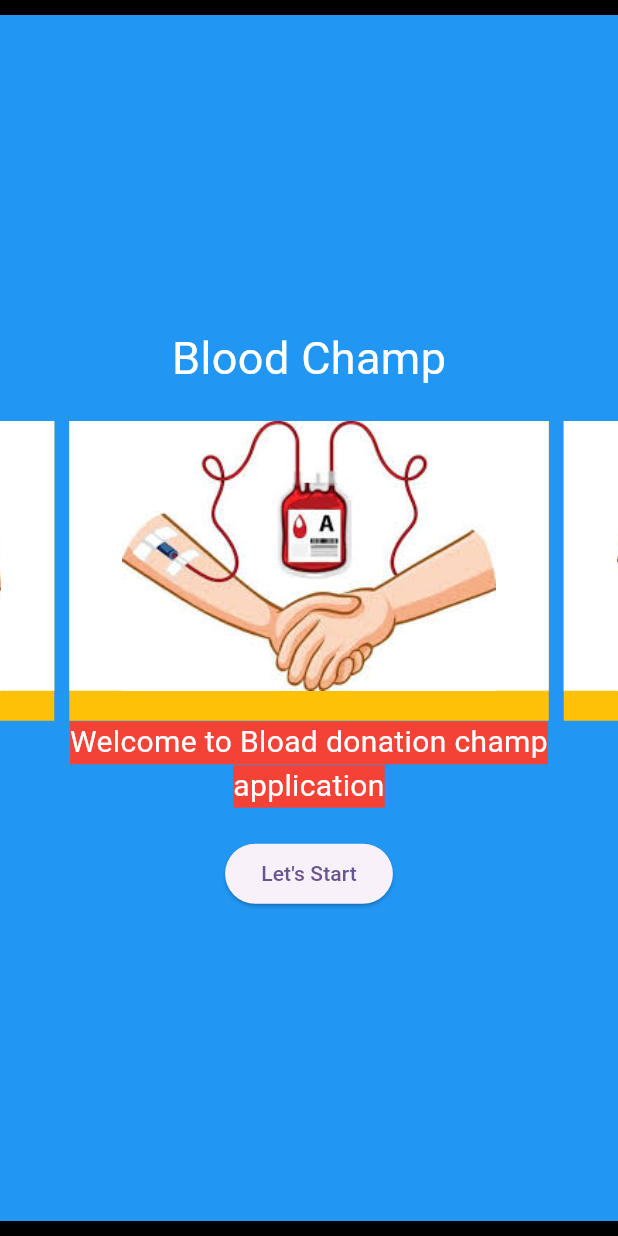
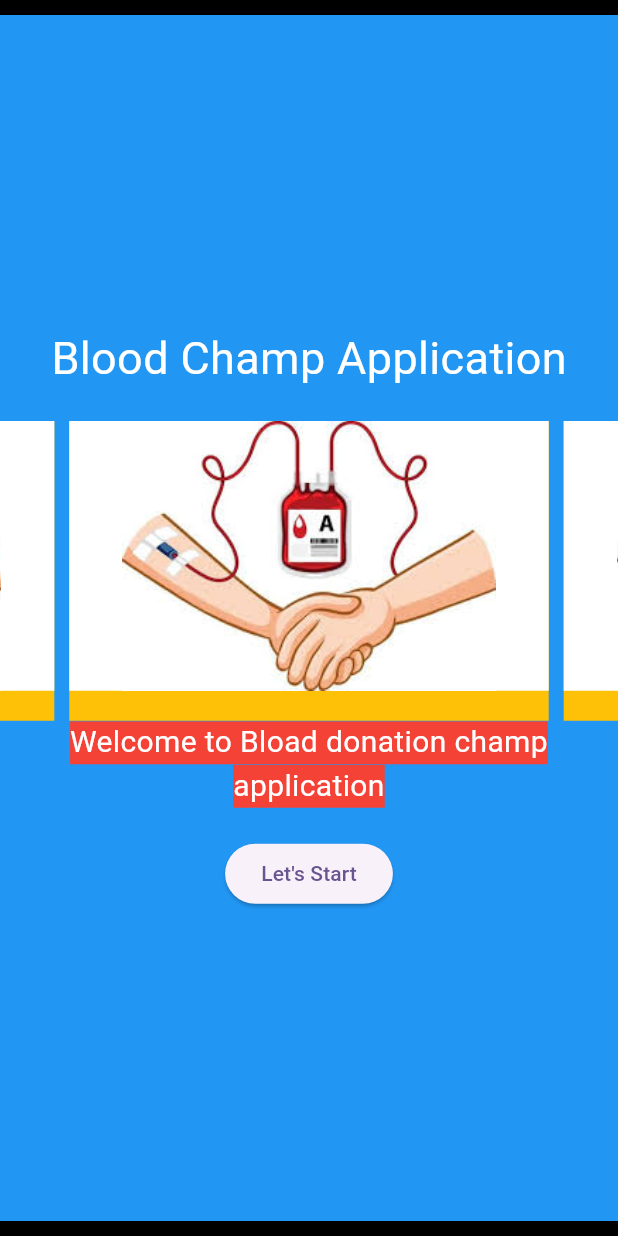
Before and after one commit to AshenWishwaGeeth/blood-donation-app-mobile-app-development, a Flutter app: the screen it shows after launch, on a phone screen of 412 x 824 dp. Run offline on Flutter 3.47's test engine with Material 3 defaults, Android fonts, the phone set to English and light mode, and no system bars; drawn by our look-alikes of carousel_slider.

```diff
--- a/lib/welcome/welcomepage.dart
+++ b/lib/welcome/welcomepage.dart
@@ -30,7 +30,7 @@ class _WelcomePageState extends State<WelcomePage> {
                   Padding(
                     padding: const EdgeInsets.only(bottom: 20),
                     child: Text(
-                      "Blood Champ",
+                      "Blood Champ Application",
                       style: TextStyle(fontSize: 30, color: Colors.white),
                     ),
                   ),
```
